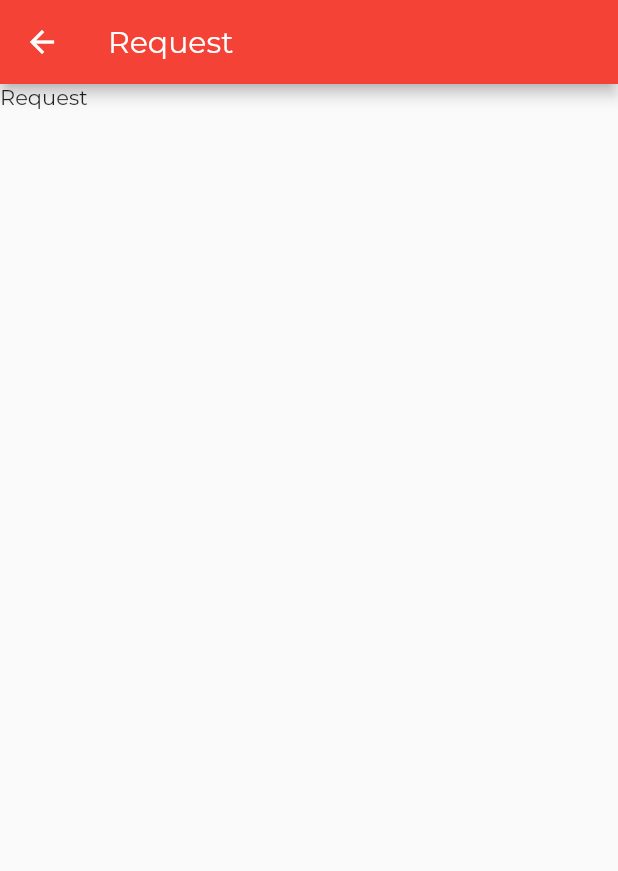
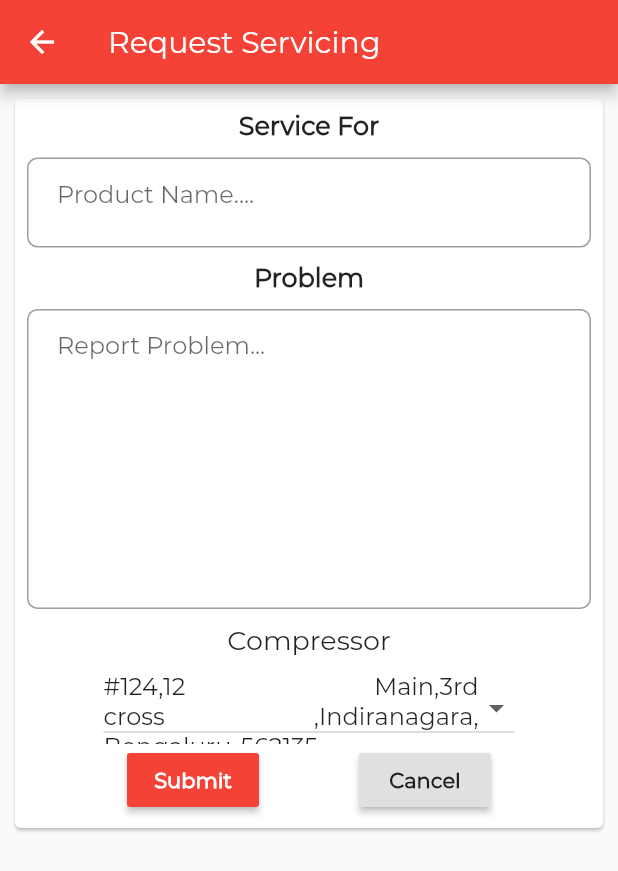
Before and after one commit to vilas1999/Ecommerce_app, a Flutter app: the Request screen opened directly, on a phone screen of 412 x 824 dp. Shown: the top 871 px of the screen. Run offline on Flutter 3.47's test engine with Material 2 defaults, Android fonts, the phone set to English and light mode, and no system bars; our stand-ins replace cached_network_image, smooth_star_rating, video_player.

Commit message:
Services framework added.

```diff
--- a/lib/home/request.dart
+++ b/lib/home/request.dart
@@ -8,14 +8,121 @@ class Request extends StatefulWidget {
 
 
 class _RequestState extends State<Request> {
+  String dropdownValue1='#124,12 Main,3rd cross ,Indiranagara, Bengaluru-562135';
 
   @override
   Widget build(BuildContext context) {
     return Scaffold(
       appBar: AppBar(
-        title: Text('Request'),
+        title: Text('Request Servicing'),
       ),
-      body: Text('Request'),
+      body:Column(
+        children: <Widget>[
+            Card(
+              margin: EdgeInsets.all(10),
+                child:Container(
+                  child: SingleChildScrollView(
+                    child: Padding(
+                      padding: const EdgeInsets.all(8.0),
+                      child: Column(
+                        children: <Widget>[
+                          //SizedBox(height: 10,),
+                          Center(
+                            child: Text('Service For',style: TextStyle(fontSize: 17,fontWeight:FontWeight.bold),),
+                          ),
+                          SizedBox(height: 10,),
+                          Container(
+
+                            height: 60,
+                            child: new TextField(
+                              keyboardType: TextInputType.multiline,
+                              maxLines: 8,
+                              decoration: InputDecoration(
+
+                                  contentPadding: EdgeInsets.fromLTRB(20.0, 15.0, 20.0, 15.0),
+                                  hintText: "Product Name....",
+                                  border:
+                                  OutlineInputBorder(borderRadius: BorderRadius.circular(7.0))),
+
+
+                            ),
+                          ),
+                          SizedBox(height: 10,),
+                          Center(
+                            child: Text('Problem',style: TextStyle(fontSize: 17,fontWeight:FontWeight.bold),),
+                          ),
+                          SizedBox(height: 10,),
+                          Container(
+
+                            height: 200,
+                            child: new TextField(
+                              keyboardType: TextInputType.multiline,
+                              maxLines: 30,
+                              decoration: InputDecoration(
+
+                                  contentPadding: EdgeInsets.fromLTRB(20.0, 15.0, 20.0, 15.0),
+                                  hintText: "Report Problem...",
+                                  border:
+                                  OutlineInputBorder(borderRadius: BorderRadius.circular(7.0))),
+
+
+                            ),
+                          ),
+                          SizedBox(height: 10,),
+                          Text('Compressor',style: TextStyle(fontWeight: FontWeight.w500,fontSize: 18),),
+                          SizedBox(height: 10,),
+                          SingleChildScrollView(
+                            child: DropdownButton<String>(
+                              value: dropdownValue1,
+                              onChanged: (String newValue1) {
+                                setState(() {
+                                  dropdownValue1 = newValue1;
+                                });
+                              },
+                              items: <String>['#124,12 Main,3rd cross ,Indiranagara, Bengaluru-562135', '#124,12 Main,3rd cross ,Indiranagara, Bengaluru-fgadahaf', '#sgd,12 Main,3rd cross ,Indiranagara, Bengaluru-562135 ', '#sdgd,12 Main,3rd cross ,Indiranagara, Bengaluru-562135 ']
+                                  .map<DropdownMenuItem<String>>((String value1) {
+                                return DropdownMenuItem<String>(
+                                  value: value1,
+                                  child: Container(
+                                    height: 100,
+                                    width: 250,
+                                    child: Text(value1,
+                                      maxLines: 5,
+                                      textAlign: TextAlign.justify,
+                                      overflow: TextOverflow.ellipsis,
+                                    ),
+                                  ),
+                                );
+                              })
+                                  .toList(),
+                            ),
+                          ),
+
+                          Row(
+                            mainAxisAlignment: MainAxisAlignment.spaceEvenly,
+                            children: <Widget>[
+                              RaisedButton(onPressed: (){
+                                Navigator.of(context).pop();
+                              },
+                                color: Colors.red,
+                                child: Text('Submit',style: TextStyle(color: Colors.white,fontWeight: FontWeight.w600),),
+                              ),
+                              RaisedButton(onPressed: (){
+                                Navigator.of(context).pop();
+                              },
+                                child: Text('Cancel',style: TextStyle(fontWeight: FontWeight.w600),),
+                              )
+
+                            ],
+                          )
+                        ],
+                      ),
+                    ),
+                  ),
+                )
+            )
+        ],
+      ),
     );
   }
 }
--- a/lib/home/services.dart
+++ b/lib/home/services.dart
@@ -11,7 +11,7 @@ class Services extends StatefulWidget {
 }
 
 class _ServicesState extends State<Services> {
-
+ var a=null;
   void _ontap(int index){
     if(index==0)
       Navigator.push(context, MaterialPageRoute(builder: (context)=>Request() ));
```
